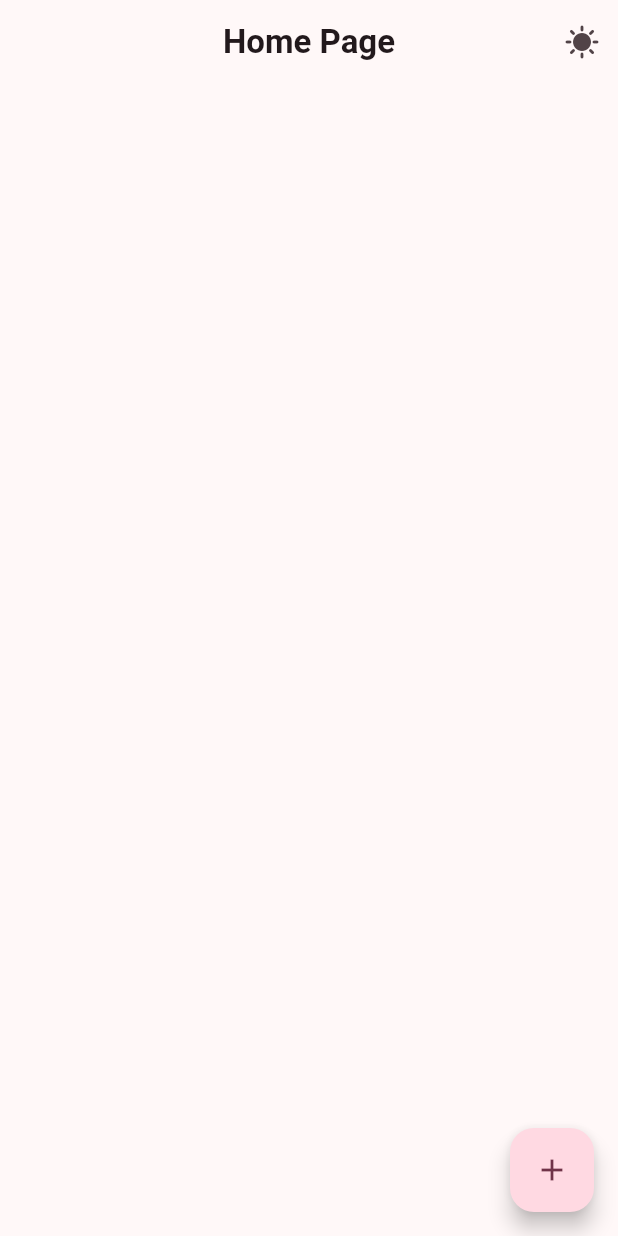
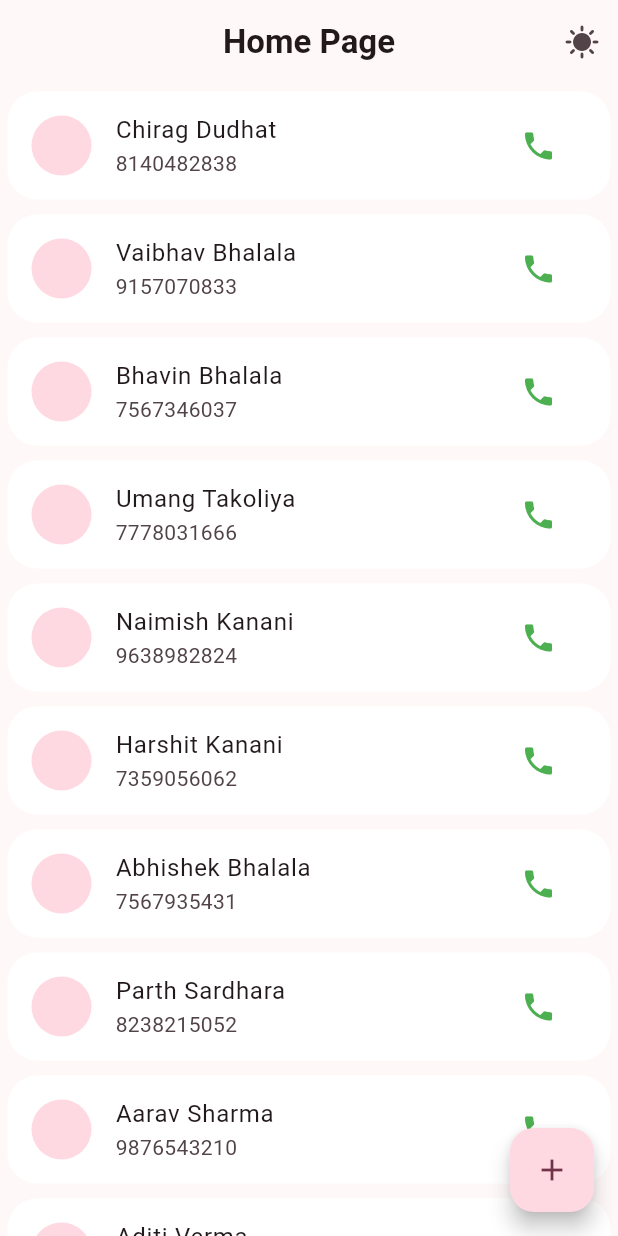
Before and after one commit to Bhavin1313/Bhavin1313_contact_diary_flutter_app, a Flutter app: the HomePage screen opened by its route, on a phone screen of 412 x 824 dp. Run offline on Flutter 3.47's test engine with Material 2 defaults, Android fonts, the light colour scheme and no system bars; drawn by our look-alikes of animated_text_kit; our stand-ins replace google_fonts, image_picker, introduction_screen, shared_preferences; accounts and stored records are empty; network calls fail; Roboto replaces fonts that are missing (Tilt Prism).

Commit message:
Add Contact

```diff
--- a/lib/Provider/contact_provider.dart
+++ b/lib/Provider/contact_provider.dart
@@ -3,7 +3,312 @@ import 'package:flutter/cupertino.dart';
 import '../Model/contact_model.dart';
 
 class ContactProvider extends ChangeNotifier {
-  static List<Contact> ContactList = [];
+  static List<Contact> ContactList = [
+    Contact(
+        email: "Chirag@gmail.com",
+        phonenumber: "8140482838",
+        firstname: "Chirag",
+        lastname: "Dudhat"),
+    Contact(
+        email: "Chirag@gmail.com",
+        phonenumber: "9157070833",
+        firstname: "Vaibhav",
+        lastname: "Bhalala"),
+    Contact(
+        email: "Chirag@gmail.com",
+        phonenumber: "7567346037",
+        firstname: "Bhavin",
+        lastname: "Bhalala"),
+    Contact(
+        email: "Chirag@gmail.com",
+        phonenumber: "7778031666",
+        firstname: "Umang",
+        lastname: "Takoliya"),
+    Contact(
+        email: "Chirag@gmail.com",
+        phonenumber: "9638982824",
+        firstname: "Naimish",
+        lastname: "Kanani"),
+    Contact(
+        email: "Chirag@gmail.com",
+        phonenumber: "7359056062",
+        firstname: "Harshit",
+        lastname: "Kanani"),
+    Contact(
+        email: "Chirag@gmail.com",
+        phonenumber: "7567935431",
+        firstname: "Abhishek",
+        lastname: "Bhalala"),
+    Contact(
+        email: "Chirag@gmail.com",
+        phonenumber: "8238215052",
+        firstname: "Parth",
+        lastname: "Sardhara"),
+    Contact(
+      email: "Aarav@gmail.com",
+      phonenumber: "9876543210",
+      firstname: "Aarav",
+      lastname: "Sharma",
+    ),
+    Contact(
+      email: "Aditi@yahoo.com",
+      phonenumber: "8765432109",
+      firstname: "Aditi",
+      lastname: "Verma",
+    ),
+    Contact(
+      email: "Akshay@hotmail.com",
+      phonenumber: "7654321098",
+      firstname: "Akshay",
+      lastname: "Gupta",
+    ),
+    Contact(
+      email: "Ananya@gmail.com",
+      phonenumber: "6543210987",
+      firstname: "Ananya",
+      lastname: "Patel",
+    ),
+    Contact(
+      email: "Ankit@gmail.com",
+      phonenumber: "5432109876",
+      firstname: "Ankit",
+      lastname: "Singh",
+    ),
+    Contact(
+      email: "Arjun@yahoo.com",
+      phonenumber: "4321098765",
+      firstname: "Arjun",
+      lastname: "Kumar",
+    ),
+    Contact(
+      email: "Aryan@hotmail.com",
+      phonenumber: "3210987654",
+      firstname: "Aryan",
+      lastname: "Shah",
+    ),
+    Contact(
+      email: "Ayush@gmail.com",
+      phonenumber: "2109876543",
+      firstname: "Ayush",
+      lastname: "Jain",
+    ),
+    Contact(
+      email: "Bhavna@yahoo.com",
+      phonenumber: "1098765432",
+      firstname: "Bhavna",
+      lastname: "Das",
+    ),
+    Contact(
+      email: "Chetan@hotmail.com",
+      phonenumber: "0987654321",
+      firstname: "Chetan",
+      lastname: "Mishra",
+    ),
+    Contact(
+      email: "Deepika@gmail.com",
+      phonenumber: "9876543210",
+      firstname: "Deepika",
+      lastname: "Rao",
+    ),
+    Contact(
+      email: "Devansh@yahoo.com",
+      phonenumber: "8765432109",
+      firstname: "Devansh",
+      lastname: "Reddy",
+    ),
+    Contact(
+      email: "Divya@hotmail.com",
+      phonenumber: "7654321098",
+      firstname: "Divya",
+      lastname: "Gandhi",
+    ),
+    Contact(
+      email: "Esha@gmail.com",
+      phonenumber: "6543210987",
+      firstname: "Esha",
+      lastname: "Nair",
+    ),
+    Contact(
+      email: "Gaurav@gmail.com",
+      phonenumber: "5432109876",
+      firstname: "Gaurav",
+      lastname: "Saxena",
+    ),
+    Contact(
+      email: "Isha@yahoo.com",
+      phonenumber: "4321098765",
+      firstname: "Isha",
+      lastname: "Rajput",
+    ),
+    Contact(
+      email: "Kavya@hotmail.com",
+      phonenumber: "3210987654",
+      firstname: "Kavya",
+      lastname: "Chauhan",
+    ),
+    Contact(
+      email: "Kunal@gmail.com",
+      phonenumber: "2109876543",
+      firstname: "Kunal",
+      lastname: "Malik",
+    ),
+    Contact(
+      email: "Madhav@yahoo.com",
+      phonenumber: "1098765432",
+      firstname: "Madhav",
+      lastname: "Rawat",
+    ),
+    Contact(
+      email: "Manish@hotmail.com",
+      phonenumber: "0987654321",
+      firstname: "Manish",
+      lastname: "Bose",
+    ),
+    Contact(
+      email: "Mira@gmail.com",
+      phonenumber: "9876543210",
+      firstname: "Mira",
+      lastname: "Chopra",
+    ),
+    Contact(
+      email: "Neha@yahoo.com",
+      phonenumber: "8765432109",
+      firstname: "Neha",
+      lastname: "Iyer",
+    ),
+    Contact(
+      email: "Nikhil@hotmail.com",
+      phonenumber: "7654321098",
+      firstname: "Nikhil",
+      lastname: "Venkatesh",
+    ),
+    Contact(
+      email: "Nisha@gmail.com",
+      phonenumber: "6543210987",
+      firstname: "Nisha",
+      lastname: "Bhat",
+    ),
+    Contact(
+      email: "Pooja@gmail.com",
+      phonenumber: "5432109876",
+      firstname: "Pooja",
+      lastname: "Mishra",
+    ),
+    Contact(
+      email: "Pranav@yahoo.com",
+      phonenumber: "4321098765",
+      firstname: "Pranav",
+      lastname: "Sharma",
+    ),
+    Contact(
+      email: "Rahul@hotmail.com",
+      phonenumber: "3210987654",
+      firstname: "Rahul",
+      lastname: "Yadav",
+    ),
+    Contact(
+      email: "Riya@gmail.com",
+      phonenumber: "2109876543",
+      firstname: "Riya",
+      lastname: "Kapoor",
+    ),
+    Contact(
+      email: "Rohan@yahoo.com",
+      phonenumber: "1098765432",
+      firstname: "Rohan",
+      lastname: "Agarwal",
+    ),
+    Contact(
+      email: "Ruchi@hotmail.com",
+      phonenumber: "0987654321",
+      firstname: "Ruchi",
+      lastname: "Gupta",
+    ),
+    Contact(
+      email: "Sakshi@gmail.com",
+      phonenumber: "9876543210",
+      firstname: "Sakshi",
+      lastname: "Shukla",
+    ),
+    Contact(
+      email: "Samir@yahoo.com",
+      phonenumber: "8765432109",
+      firstname: "Samir",
+      lastname: "Choudhary",
+    ),
+    Contact(
+      email: "Sanya@hotmail.com",
+      phonenumber: "7654321098",
+      firstname: "Sanya",
+      lastname: "Biswas",
+    ),
+    Contact(
+      email: "Shreya@gmail.com",
+      phonenumber: "6543210987",
+      firstname: "Shreya",
+      lastname: "Mehta",
+    ),
+    Contact(
+      email: "Siddharth@gmail.com",
+      phonenumber: "5432109876",
+      firstname: "Siddharth",
+      lastname: "Nair",
+    ),
+    Contact(
+      email: "Simran@yahoo.com",
+      phonenumber: "4321098765",
+      firstname: "Simran",
+      lastname: "Menon",
+    ),
+    Contact(
+      email: "Sneha@hotmail.com",
+      phonenumber: "3210987654",
+      firstname: "Sneha",
+      lastname: "Seth",
+    ),
+    Contact(
+      email: "Soham@gmail.com",
+      phonenumber: "2109876543",
+      firstname: "Soham",
+      lastname: "Rastogi",
+    ),
+    Contact(
+      email: "Swati@yahoo.com",
+      phonenumber: "1098765432",
+      firstname: "Swati",
+      lastname: "Pandey",
+    ),
+    Contact(
+      email: "Tanya@hotmail.com",
+      phonenumber: "0987654321",
+      firstname: "Tanya",
+      lastname: "Kumar",
+    ),
+    Contact(
+      email: "Utkarsh@gmail.com",
+      phonenumber: "9876543210",
+      firstname: "Utkarsh",
+      lastname: "Deshpande",
+    ),
+    Contact(
+      email: "Vishal@yahoo.com",
+      phonenumber: "8765432109",
+      firstname: "Vishal",
+      lastname: "Shetty",
+    ),
+    Contact(
+      email: "Yashasvi@hotmail.com",
+      phonenumber: "7654321098",
+      firstname: "Yashasvi",
+      lastname: "Menon",
+    ),
+    Contact(
+      email: "Zoya@gmail.com",
+      phonenumber: "6543210987",
+      firstname: "Zoya",
+      lastname: "Singhania",
+    ),
+  ];
 
   void AddContact({required Contact add_contact}) {
     ContactList.add(add_contact);
--- /dev/null
+++ b/lib/Screens/detail_page.dart
@@ -0,0 +1,32 @@
+import 'package:flutter/material.dart';
+
+import '../Model/contact_model.dart';
+
+class Detail_Page extends StatefulWidget {
+  const Detail_Page({super.key});
+
+  @override
+  State<Detail_Page> createState() => _Detail_PageState();
+}
+
+class _Detail_PageState extends State<Detail_Page> {
+  @override
+  Widget build(BuildContext context) {
+    Contact data = ModalRoute.of(context)!.settings.arguments as Contact;
+    return Scaffold(
+      appBar: AppBar(
+        title: Text("Detail Page"),
+        centerTitle: true,
+      ),
+      body: Center(
+        child: Column(
+          children: [
+            Text("${data.firstname} ${data.lastname} "),
+            Text("${data.phonenumber}"),
+            Text("${data.email}"),
+          ],
+        ),
+      ),
+    );
+  }
+}
--- a/lib/Screens/homepage.dart
+++ b/lib/Screens/homepage.dart
@@ -58,54 +58,27 @@ class _HomePageState extends State<HomePage> {
         itemCount: ContactProvider.ContactList.length,
         itemBuilder: (ctx, i) {
           return Container(
-            margin: EdgeInsets.all(10),
-            height: 50,
+            margin: EdgeInsets.all(5),
             decoration: BoxDecoration(
-                borderRadius: BorderRadius.circular(20), color: Colors.white),
-            child: Row(
-              children: [
-                Expanded(
-                  flex: 3,
-                  child: Container(
-                    height: 40,
-                    decoration: BoxDecoration(
-                      shape: BoxShape.circle,
-                      color: Colors.grey,
-                    ),
-                    child: Icon(
-                      Icons.person,
-                      size: 35,
-                      color: Colors.white,
-                    ),
-                  ),
+              borderRadius: BorderRadius.circular(20),
+              color: Colors.white,
+            ),
+            child: ListTile(
+              onTap: () {
+                Navigator.pushNamed(context, 'detail',
+                    arguments: ContactProvider.ContactList[i]);
+              },
+              leading: CircleAvatar(),
+              title: Text(
+                  "${ContactProvider.ContactList[i].firstname} ${ContactProvider.ContactList[i].lastname}"),
+              subtitle: Text("${ContactProvider.ContactList[i].phonenumber}"),
+              trailing: IconButton(
+                onPressed: () {},
+                icon: Icon(
+                  Icons.phone,
+                  color: Colors.green,
                 ),
-                Expanded(
-                  flex: 10,
-                  child: Column(
-                    crossAxisAlignment: CrossAxisAlignment.start,
-                    children: [
-                      Row(
-                        children: [
-                          Text("${ContactProvider.ContactList[i].firstname}"),
-                          SizedBox(
-                            width: 5,
-                          ),
-                          Text("${ContactProvider.ContactList[i].lastname}"),
-                        ],
-                      ),
-                      Text("+91 ${ContactProvider.ContactList[i].phonenumber}"),
-                    ],
-                  ),
-                ),
-                Expanded(
-                  flex: 3,
-                  child: Icon(
-                    Icons.call,
-                    color: Colors.green,
-                    size: 35,
-                  ),
-                ),
-              ],
+              ),
             ),
           );
         },
--- a/lib/main.dart
+++ b/lib/main.dart
@@ -1,9 +1,10 @@
 import 'package:contact_diary_app_bhavin/Model/theam_moddel.dart';
 import 'package:contact_diary_app_bhavin/Provider/contact_provider.dart';
 import 'package:contact_diary_app_bhavin/Provider/theam_provider.dart';
+import 'package:contact_diary_app_bhavin/Screens/detail_page.dart';
 import 'package:contact_diary_app_bhavin/Screens/homepage.dart';
 import 'package:contact_diary_app_bhavin/Utils/mytheam.dart';
-import 'package:contact_diary_app_bhavin/one_time_intro_page.dart';
+import 'package:contact_diary_app_bhavin/Screens/one_time_intro_page.dart';
 import 'package:flutter/material.dart';
 import 'package:provider/provider.dart';
 import 'package:shared_preferences/shared_preferences.dart';
@@ -41,6 +42,7 @@ void main() async {
           '/': (context) => const One_Time_Intro_Page(),
           'home': (context) => const HomePage(),
           'add_contact_page': (context) => const AddContactPage(),
+          'detail': (context) => const Detail_Page(),
         },
       ),
     ),
```
Also changed, not shown: lib/Screens/one_time_intro_page.dart (renamed from lib/one_time_intro_page.dart), lib/Utils/dummy_numbers.dart (added).
